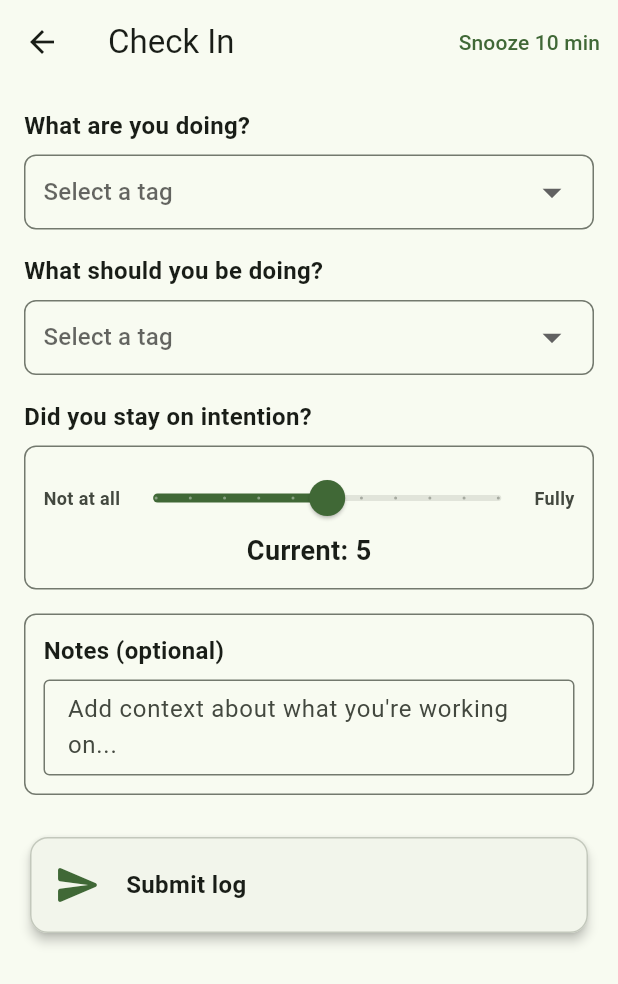
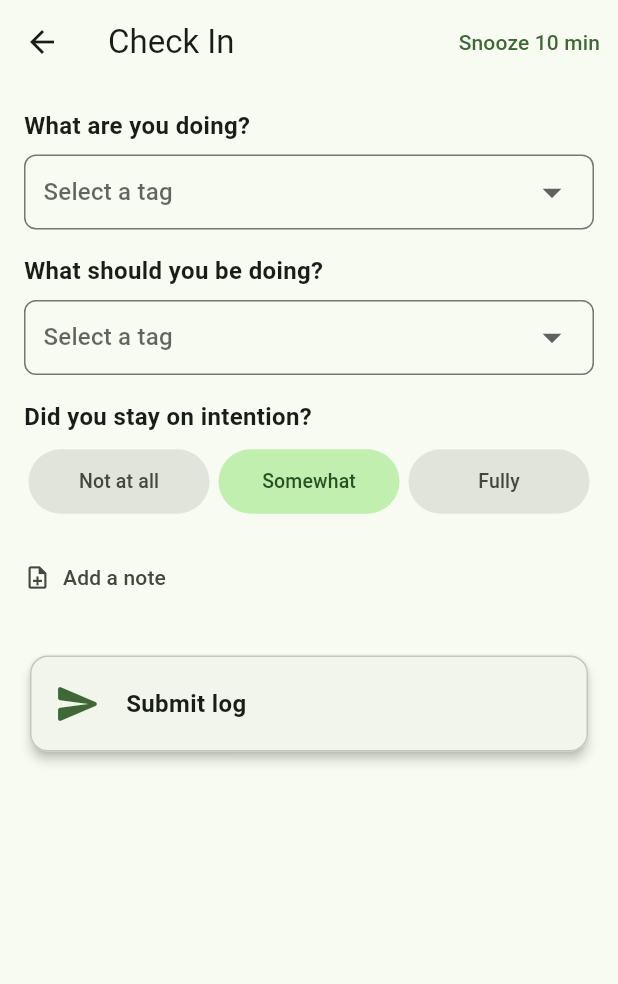
Before and after one commit to t2lv-compute/screenTimeCheckup--flutter-source-code, a Flutter app: the LoggerPage screen opened directly, on a phone screen of 412 x 824 dp. Shown: the top 984 px of the screen. Run offline on Flutter 3.47's test engine with Material 3 defaults, Android fonts, the phone set to English and light mode, and no system bars; our stand-ins replace confetti, file_picker, fl_chart, flutter_local_notifications, permission_handler, share_plus and 1 more; missing offline and left inert: android_alarm_manager_plus, dart:js_interop, textfield_tags.

Commit message:
Various fixes, features, and UX improvements

```diff
--- a/screen_time_checkup/lib/pages/logger_page.dart
+++ b/screen_time_checkup/lib/pages/logger_page.dart
@@ -16,8 +16,31 @@ class _LoggerPageState extends State<LoggerPage> {
   String? _doingTag;
   String? _shouldDoTag;
   double _adherenceValue = 5.0;
+  bool _showNotes = false;
+  bool _tagsInitialized = false;
 
   final TextEditingController _notesController = TextEditingController();
+
+  @override
+  void didChangeDependencies() {
+    super.didChangeDependencies();
+    if (!_tagsInitialized) {
+      _tagsInitialized = true;
+      final appState = context.read<AppState>();
+      if (appState.sortedLogs.isNotEmpty) {
+        // Pre-populate "should do" from the last check-in — it usually stays
+        // constant within a session. "Doing" is left blank since that's the
+        // variable the user needs to report fresh each time.
+        _shouldDoTag = appState.sortedLogs.first.shouldDoTag;
+        final lastAdherence = appState.sortedLogs.first.intentionAdherence;
+        if (lastAdherence != null) {
+          _adherenceValue = lastAdherence.toDouble();
+        } else {
+          _adherenceValue = 5.0;
+        }
+      }
+    }
+  }
 
   @override
   void dispose() {
@@ -299,77 +322,45 @@ class _LoggerPageState extends State<LoggerPage> {
           onChanged: (tag) => setState(() => _shouldDoTag = tag),
         ),
         const SizedBox(height: 16),
+
+        // Intention adherence — 3 quick-tap buttons instead of a slider
         const Text(
           'Did you stay on intention?',
           style: TextStyle(fontSize: 16, fontWeight: FontWeight.bold),
         ),
         const SizedBox(height: 8),
-          //const SizedBox(height: 16),
-          Container(
-            padding: const EdgeInsets.all(12),
-            decoration: BoxDecoration(
-              color: Theme.of(context).cardColor,
-              borderRadius: BorderRadius.circular(8),
-              border: Border.all(color: Theme.of(context).dividerColor),
-            ),
-            child: Column(
-              children: [
-
         Row(
           children: [
-                    Text(
-                      'Not at all',
-                      style: TextStyle(
-                        fontSize: 12,
-                        fontWeight: FontWeight.w600,
-                        color: Theme.of(context).colorScheme.onSurfaceVariant,
+            for (final entry in const [
+              ('Not at all', 0.0),
+              ('Somewhat', 5.0),
+              ('Fully', 10.0),
+            ])
+              Expanded(
+                child: Padding(
+                  padding: const EdgeInsets.symmetric(horizontal: 3),
+                  child: FilledButton.tonal(
+                    style: FilledButton.styleFrom(
+                      backgroundColor: _adherenceValue == entry.$2
+                          ? Theme.of(context).colorScheme.primaryContainer
+                          : Theme.of(context).colorScheme.surfaceContainerHighest,
+                      foregroundColor: _adherenceValue == entry.$2
+                          ? Theme.of(context).colorScheme.onPrimaryContainer
+                          : Theme.of(context).colorScheme.onSurfaceVariant,
+                      padding: const EdgeInsets.symmetric(vertical: 12),
                     ),
+                    onPressed: () => setState(() => _adherenceValue = entry.$2),
+                    child: Text(entry.$1, style: const TextStyle(fontSize: 13)),
                   ),
-                    Expanded(
-                      child: SliderTheme(
-                        data: SliderTheme.of(context).copyWith(
-                          thumbShape: const RoundSliderThumbShape(
-                            enabledThumbRadius: 12,
-                          ),
-                          overlayShape: const RoundSliderOverlayShape(
-                            overlayRadius: 22,
-                          ),
-                        ),
-                        child: Slider(
-                          value: _adherenceValue,
-                          min: 0,
-                          max: 10,
-                          divisions: 10,
-                          label: _adherenceValue.round().toString(),
-                          onChanged: (val) =>
-                              setState(() => _adherenceValue = val),
-                        ),
-                      ),
-                    ),
-                    Text(
-                      'Fully',
-                      style: TextStyle(
-                        fontSize: 12,
-                        fontWeight: FontWeight.w600,
-                        color: Theme.of(context).colorScheme.onSurfaceVariant,
                 ),
               ),
           ],
         ),
-                Text(
-                  'Current: ${_adherenceValue.round()}',
-                  style: const TextStyle(
-                    fontSize: 18,
-                    fontWeight: FontWeight.bold,
-                  ),
-                ),
-              ],
-            ),
-          ),
 
         const SizedBox(height: 16),
 
-        // Notes field (optional)
+        // Notes — collapsed by default to reduce visual noise
+        if (_showNotes)
           Container(
             padding: const EdgeInsets.all(12),
             decoration: BoxDecoration(
@@ -381,20 +372,33 @@ class _LoggerPageState extends State<LoggerPage> {
               crossAxisAlignment: CrossAxisAlignment.start,
               children: [
                 const Text(
-                'Notes (optional)',
+                  'Notes',
                   style: TextStyle(fontSize: 16, fontWeight: FontWeight.bold),
                 ),
                 const SizedBox(height: 8),
                 TextField(
                   controller: _notesController,
+                  autofocus: true,
                   maxLines: 2,
                   decoration: const InputDecoration(
                     hintText: 'Add context about what you\'re working on...',
                     border: OutlineInputBorder(),
-                  contentPadding: EdgeInsets.symmetric(horizontal: 12, vertical: 8),
+                    contentPadding:
+                        EdgeInsets.symmetric(horizontal: 12, vertical: 8),
                   ),
                 ),
               ],
+            ),
+          )
+        else
+          TextButton.icon(
+            onPressed: () => setState(() => _showNotes = true),
+            icon: const Icon(Icons.note_add_outlined, size: 18),
+            label: const Text('Add a note'),
+            style: TextButton.styleFrom(
+              foregroundColor:
+                  Theme.of(context).colorScheme.onSurfaceVariant,
+              padding: EdgeInsets.zero,
             ),
           ),
 
--- a/screen_time_checkup/lib/pages/settings_page.dart
+++ b/screen_time_checkup/lib/pages/settings_page.dart
@@ -507,7 +507,7 @@ class _SettingsPageState extends State<SettingsPage> {
                   OutlinedButton.icon(
                     onPressed: () => _showTroubleshootDialog(context),
                     icon: const Icon(Icons.help_outline),
-                    label: const Text('Troubleshoot Notifications'),
+                    label: const Text('Troubleshoot'),
                   ),
                   ],
                   ),
```
Also changed, not shown: screen_time_checkup/lib/pages/home_page.dart (+61 -0 lines), screen_time_checkup/lib/services/notification_service_web.dart (+6 -5 lines), 1 other file. Lines whose indentation alone changed are shown as unchanged.
